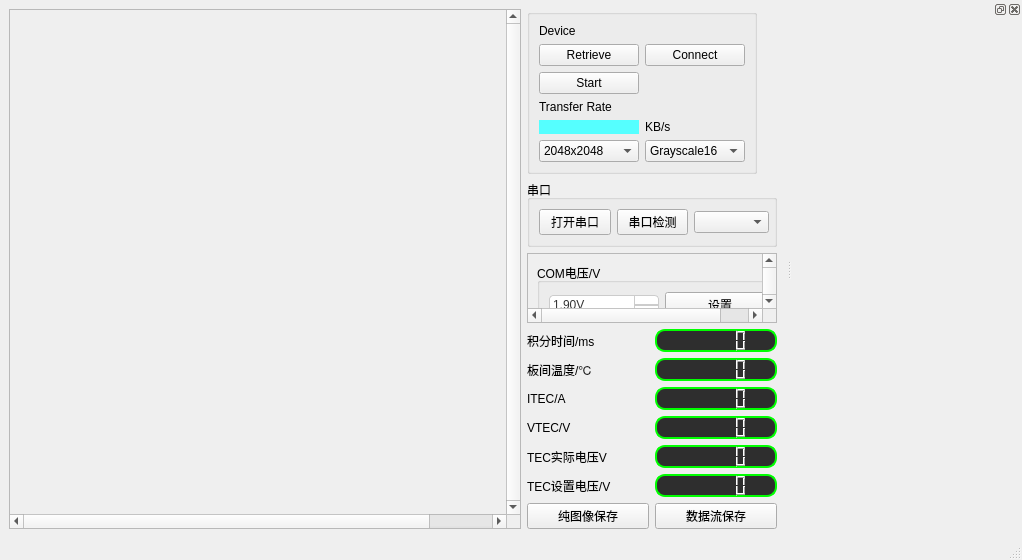
Qt form mainwindow.ui (3137959601/2025_SWIRVision_Linux) before a commit.
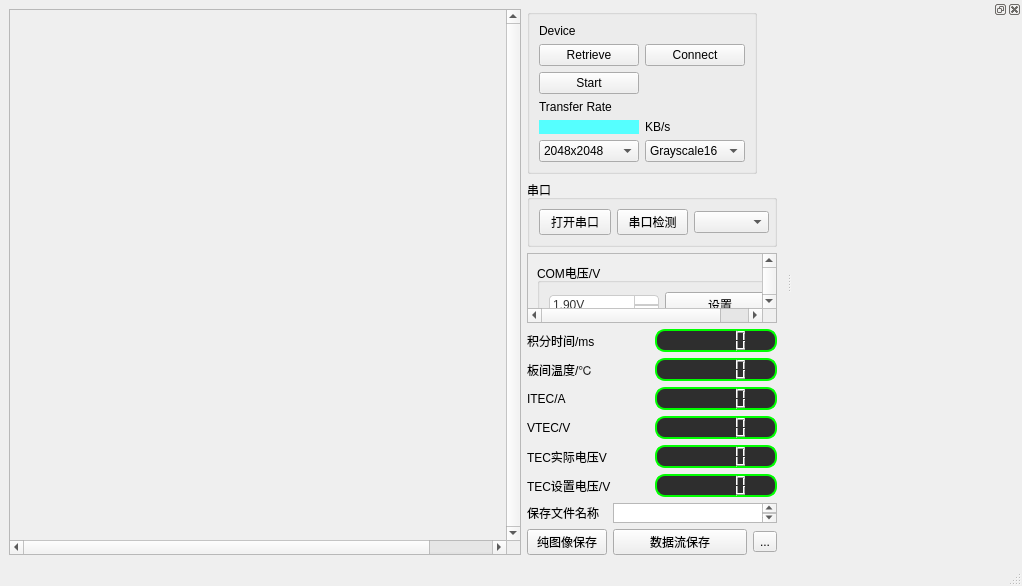
The same form after that commit. Icons and pictures are not drawn.

What changed in the file:
```diff
--- a/mainwindow.ui
+++ b/mainwindow.ui
@@ -20,7 +20,7 @@
    <string>MainWindow</string>
   </property>
   <widget class="QWidget" name="centralwidget">
-   <layout class="QGridLayout" name="gridLayout_22">
+   <layout class="QGridLayout" name="gridLayout_23">
     <item row="0" column="0">
      <widget class="QScrollArea" name="scrollArea">
       <property name="minimumSize">
@@ -51,7 +51,7 @@
      </widget>
     </item>
     <item row="0" column="1">
-     <layout class="QGridLayout" name="gridLayout_21">
+     <layout class="QGridLayout" name="gridLayout_22">
       <item row="0" column="0">
        <widget class="QGroupBox" name="groupBox">
         <property name="maximumSize">
@@ -407,7 +407,7 @@
            <height>397</height>
           </rect>
          </property>
-         <layout class="QGridLayout" name="gridLayout_20">
+         <layout class="QGridLayout" name="gridLayout_21">
           <item row="0" column="0">
            <widget class="QGroupBox" name="groupBox_2">
             <property name="minimumSize">
@@ -1284,6 +1284,29 @@
       <item row="5" column="0">
        <layout class="QGridLayout" name="gridLayout_14">
         <item row="0" column="0">
+         <widget class="QLabel" name="label_2">
+          <property name="text">
+           <string>保存文件名称</string>
+          </property>
+         </widget>
+        </item>
+        <item row="0" column="1" colspan="2">
+         <widget class="QTextEdit" name="savednameTE">
+          <property name="minimumSize">
+           <size>
+            <width>0</width>
+            <height>20</height>
+           </size>
+          </property>
+          <property name="maximumSize">
+           <size>
+            <width>200</width>
+            <height>30</height>
+           </size>
+          </property>
+         </widget>
+        </item>
+        <item row="1" column="0">
          <widget class="QPushButton" name="FrameSavepB">
           <property name="maximumSize">
            <size>
@@ -1296,7 +1319,7 @@
           </property>
          </widget>
         </item>
-        <item row="0" column="1">
+        <item row="1" column="1">
          <widget class="QPushButton" name="DataStreamSavepB">
           <property name="maximumSize">
            <size>
@@ -1309,6 +1332,13 @@
           </property>
          </widget>
         </item>
+        <item row="1" column="2">
+         <widget class="QToolButton" name="save_pathtB">
+          <property name="text">
+           <string>...</string>
+          </property>
+         </widget>
+        </item>
        </layout>
       </item>
      </layout>
```
Left out of the diff: 36 changed lines with no effect on the pictures.
